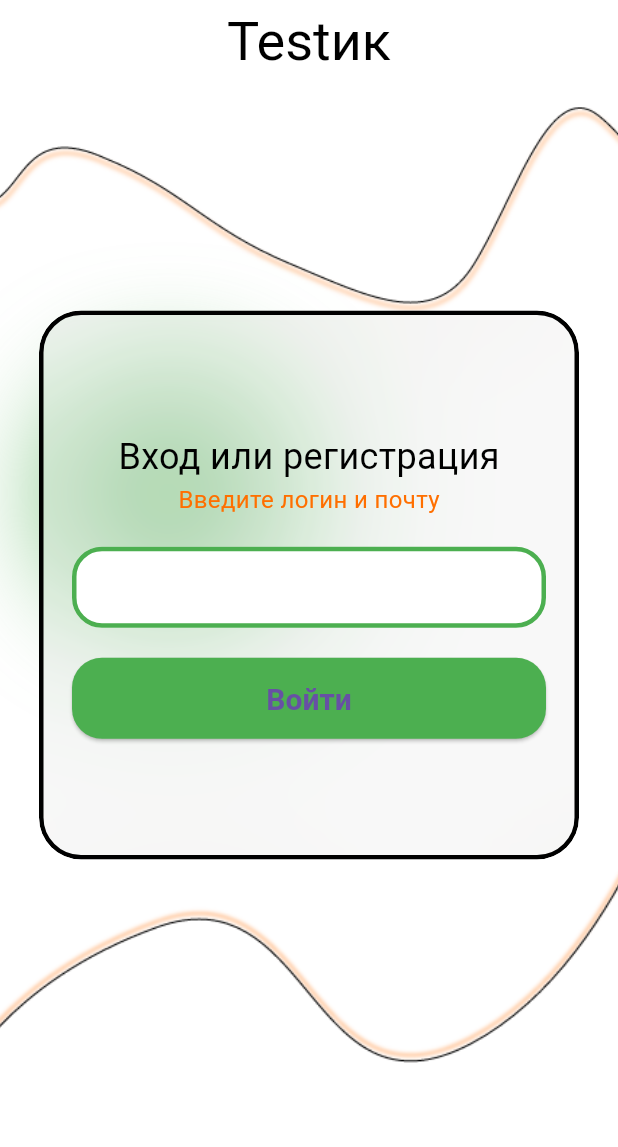
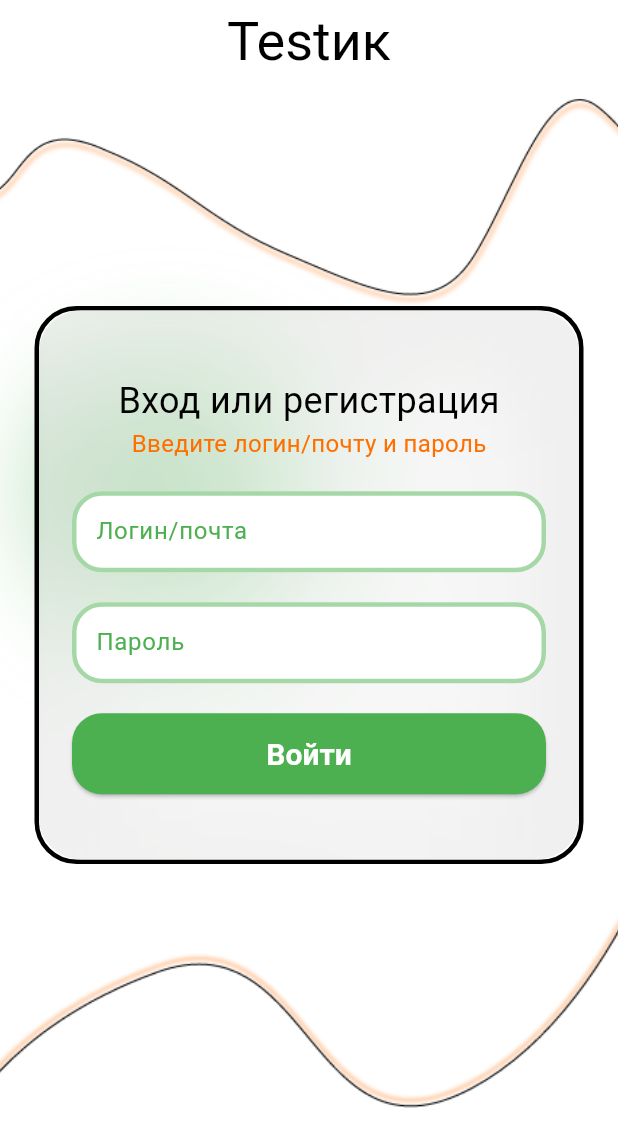
Before and after one commit to smakon/Testik, a Flutter app: the screen it shows after launch, on a phone screen of 412 x 824 dp. Shown: the top 1147 px of the screen. Run offline on Flutter 3.47's test engine with Material 3 defaults, Android fonts, the light colour scheme and no system bars; our stand-ins replace google_fonts, shared_preferences; missing offline and left inert: mongo_dart.

Commit message:
[A:U]: Доработал страницу SignUp, добавил методы для виджетов
- Теперь чтобы войти надо писать имя или почту

- Сделал отдельный виджет для стекла

- Теперь есть часто используемые виджеты и стили как методы design/ui/uiMethods.dart

```diff
--- a/lib/design/colors.dart
+++ b/lib/design/colors.dart
@@ -10,4 +10,4 @@ const Color backgroundColor = Color(0xFFFFFFFF);
 
 const Color textColor = Color(0xFF000000);
 
-const Color primaryColor75Transparent = Color(0xBF4CAF50);
+const Color primaryColor50Transparent = Color(0x804CAF50);
--- /dev/null
+++ b/lib/design/ui/glassWidget.dart
@@ -0,0 +1,48 @@
+import 'dart:ui';
+
+import 'package:flutter/material.dart';
+import 'package:flutter/widgets.dart';
+import 'package:testik/design/colors.dart';
+import 'package:testik/design/dimensions.dart';
+
+class GlassContainer extends StatelessWidget {
+  final Widget child;
+  final double width;
+  final double height;
+
+  const GlassContainer({
+    Key? key,
+    required this.child,
+    this.width = 360,
+    this.height = 366,
+  }) : super(key: key);
+
+  @override
+  Widget build(BuildContext context) {
+    return BackdropFilter(
+
+      filter: ImageFilter.blur(sigmaX: 48, sigmaY: 48),
+      child: Container(
+        width: width,
+        height: height,
+        decoration: BoxDecoration(
+          color: Colors.white.withOpacity(0.03),
+          boxShadow: [
+            BoxShadow(
+              color: Colors.white.withOpacity(0.15),
+              blurRadius: 4,
+              offset: Offset(0, 4),
+              spreadRadius: 0,
+            ),
+            BoxShadow(
+              color: Color(0xFF747474).withOpacity(0.05),
+              blurRadius: 1000,
+              spreadRadius: 1000,
+            ),
+          ],
+        ),
+        child: child,
+      ),
+    );
+  }
+}
--- a/lib/main.dart
+++ b/lib/main.dart
@@ -49,7 +49,7 @@ class _MyAppState extends State<MyApp> {
     }
 
     return MaterialApp(
-      home: _isLoggedIn ? Home() : Signup(),
+      home: Signup(),
       routes: {
         '/signup': (context) => Signup(),
         '/home': (context) => Home(),
--- a/lib/pages/regSig/SignupBody.dart
+++ b/lib/pages/regSig/SignupBody.dart
@@ -6,9 +6,12 @@ import 'package:testik/Database/methods.dart';
 import 'package:testik/design/colors.dart';
 import 'package:testik/design/dimensions.dart';
 import 'package:testik/design/images.dart';
+import 'package:testik/design/ui/glassWidget.dart';
+import 'package:testik/design/ui/uiMethods.dart';
 import 'package:testik/pages/regSig/functions.dart';
 
-var input = "";
+var inputLogin = "";
+var inputPassword = "";
 
 class SignupBody extends StatelessWidget {
   const SignupBody({super.key});
@@ -33,72 +36,39 @@ class SignupBody extends StatelessWidget {
   }
 
   Widget _upCurve() {
-    return Positioned(
-      top: -50,
-      left: -10,
-      width: 510,
-      height: 271,
-      child: upCurve, // например, изображение или CustomPaint
-    );
+    return upCurve.positioned(left: -10, top: -70, width: 510, height: 300);
   }
 
   Widget _downCurve() {
-    return Positioned(
-      bottom: 100,
-      left: -37,
-      width: 510,
-      height: 271,
-      child: downCurve,
-    );
+    return downCurve.positioned(left: -37, bottom: 70, width: 510, height: 271);
   }
 
   Widget _circle() {
-    return Positioned(
-      top: 190,
-      left: 30,
-      child: ImageFiltered(
+    return ImageFiltered(
       imageFilter: ImageFilter.blur(sigmaX: 38, sigmaY: 38),
       child: Container(
         width: 165,
         height: 165,
         decoration: BoxDecoration(
-            color: primaryColor75Transparent,
+          color: primaryColor50Transparent,
           borderRadius: BorderRadius.all(Radius.circular(500)),
         ),
       ),
-      ),
-    );
+    ).positioned(top: 190, left: 30);
   }
 
   Widget _form(BuildContext context) {
     return Center(
       child: Transform.translate(
         offset: Offset(0, -50), // двигаем форму на 80px ВВЕРХ
+        child: Container(
+          decoration: BoxDecoration(
+            border: Border.all(color: textColor, width: 3),
+            borderRadius: BorderRadius.circular(28),
+          ),
           child: ClipRRect(
             borderRadius: BorderRadius.circular(28),
-          child: BackdropFilter(
-            filter: ImageFilter.blur(sigmaX: 48, sigmaY: 48),
-            child: Container(
-              width: 360,
-              height: 366,
-              decoration: BoxDecoration(
-                color: Colors.white.withOpacity(0.03),
-                border: Border.all(color: textColor, width: 3),
-                borderRadius: BorderRadius.circular(28),
-                boxShadow: [
-                  BoxShadow(
-                    color: Colors.white.withOpacity(0.15),
-                    blurRadius: 4,
-                    offset: Offset(0, 4),
-                    spreadRadius: 0,
-                  ),
-                  BoxShadow(
-                    color: Color(0xFF747474).withOpacity(0.05),
-                    blurRadius: 1000,
-                    spreadRadius: 1000,
-                  ),
-                ],
-              ),
+            child: GlassContainer(
               child: Column(
                 spacing: 20,
                 mainAxisAlignment: MainAxisAlignment.center,
@@ -113,7 +83,7 @@ class SignupBody extends StatelessWidget {
                         ),
                       ),
                       Text(
-                        'Введите логин и почту',
+                        'Введите логин/почту и пароль',
                         style: TextStyle(
                           fontSize: fontSize16,
                           color: accentColor,
@@ -125,19 +95,51 @@ class SignupBody extends StatelessWidget {
                     width: 316,
                     height: 54,
                     child: TextField(
-                      onChanged: (value) => {input = value},
+                      onChanged: (value) => {inputLogin = value},
                       decoration: InputDecoration(
+                        hintText: 'Логин/почта',
+                        hintStyle: TextStyle(
+                          color: primaryColor,
+                          fontSize: fontSize16,
+                        ),
                         filled: true,
                         fillColor: backgroundColor,
                         focusedBorder: OutlineInputBorder(
                           borderRadius: BorderRadius.circular(20),
+                          borderSide: BorderSide(color: primaryColor, width: 3),
+                        ),
+                        enabledBorder: OutlineInputBorder(
                           borderSide: BorderSide(
-                            color: primaryColor75Transparent,
+                            color: primaryColor50Transparent,
                             width: 3,
                           ),
+                          borderRadius: BorderRadius.circular(20),
+                        ),
+                      ),
+                    ),
+                  ),
+                  Container(
+                    width: 316,
+                    height: 54,
+                    child: TextField(
+                      onChanged: (value) => {inputPassword = value},
+                      decoration: InputDecoration(
+                        hintText: 'Пароль',
+                        hintStyle: TextStyle(
+                          color: primaryColor,
+                          fontSize: fontSize16,
+                        ),
+                        filled: true,
+                        fillColor: backgroundColor,
+                        focusedBorder: OutlineInputBorder(
+                          borderRadius: BorderRadius.circular(20),
+                          borderSide: BorderSide(color: primaryColor, width: 3),
                         ),
                         enabledBorder: OutlineInputBorder(
-                          borderSide: BorderSide(color: primaryColor, width: 3),
+                          borderSide: BorderSide(
+                            color: primaryColor50Transparent,
+                            width: 3,
+                          ),
                           borderRadius: BorderRadius.circular(20),
                         ),
                       ),
@@ -145,7 +147,11 @@ class SignupBody extends StatelessWidget {
                   ),
                   ElevatedButton(
                     onPressed: () async {
-                      await checkUserAndNavigate(context, input);
+                      await checkUserAndNavigate(
+                        context,
+                        inputLogin,
+                        inputPassword,
+                      );
                     },
                     style: ElevatedButton.styleFrom(
                       backgroundColor: primaryColor,
@@ -159,7 +165,14 @@ class SignupBody extends StatelessWidget {
                         fontWeight: FontWeight.w700,
                       ),
                     ),
-                    child: Text('Войти'),
+                    child: Text(
+                      'Войти',
+                      style: TextStyle(
+                        fontSize: fontSize20,
+                        fontWeight: FontWeight.w700,
+                        color: backgroundColor,
+                      ),
+                    ),
                   ),
                 ],
               ),
```
Also changed, not shown: lib/design/ui/uiMethods.dart (added, +29 -0 lines), lib/pages/Home/Home.dart (+14 -1 lines), lib/pages/Registration/Registration.dart (+14 -1 lines), lib/pages/regSig/functions.dart (+49 -9 lines), lib/services/AuthService.dart (+11 -8 lines). Lines whose indentation alone changed are shown as unchanged.
